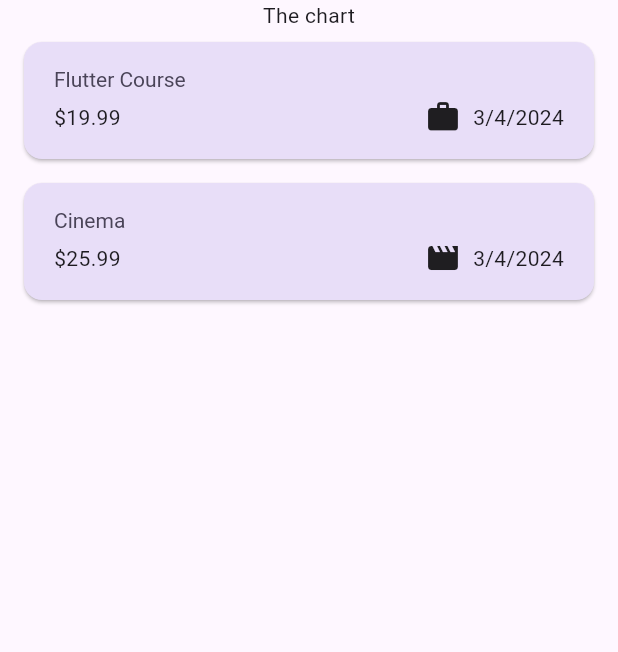
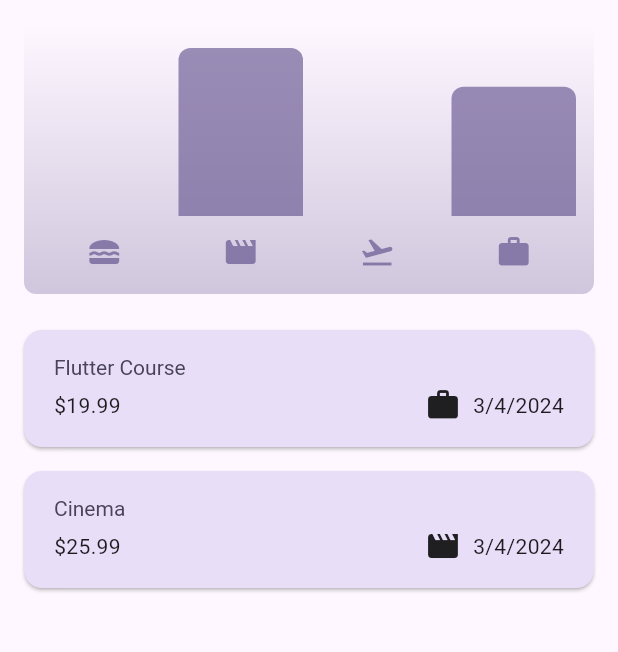
Before and after one commit to Sharoz29/expense-tracker-app, a Flutter app: the screen it shows after launch, on a phone screen of 412 x 824 dp, the part 84-736 px from its top. Run offline on Flutter 3.47's test engine with Material 3 defaults, Android fonts, the phone set to English and light mode, and no system bars.

Commit message:
Implementing chart for expenses of diff categories

```diff
--- a/lib/models/expense.dart
+++ b/lib/models/expense.dart
@@ -2,17 +2,17 @@ import 'package:flutter/material.dart';
 import 'package:uuid/uuid.dart';
 import 'package:intl/intl.dart';
 
-final formatter= DateFormat.yMd();
+final formatter = DateFormat.yMd();
 
 const uuid = Uuid();
 
 enum Category { food, travel, leisure, work }
 
 const Map<Category, IconData> categoryIcons = {
-  Category.food : Icons.lunch_dining,
-  Category.leisure : Icons.movie,
+  Category.food: Icons.lunch_dining,
+  Category.leisure: Icons.movie,
   Category.travel: Icons.flight_takeoff,
-  Category.work : Icons.work
+  Category.work: Icons.work
 };
 
 class Expense {
@@ -30,7 +30,27 @@ class Expense {
   final Category category;
 
   // getter for returning a formatted date
-  String get formatDate{
+  String get formatDate {
     return formatter.format(date);
   }
 }
+
+class ExpenseBucket {
+  const ExpenseBucket({required this.category, required this.expenses});
+
+  ExpenseBucket.forCategory(List<Expense> allExpenses, this.category)
+      : expenses = allExpenses
+            .where((expense) => expense.category == category)
+            .toList();
+
+  final Category category;
+  final List<Expense> expenses;
+
+  double get totalExpenses {
+    double sum = 0;
+    for (final expense in expenses) {
+      sum += expense.amount;
+    }
+    return sum;
+  }
+}
--- /dev/null
+++ b/lib/widgets/chart/chart.dart
@@ -0,0 +1,94 @@
+import 'package:flutter/material.dart';
+import 'package:expense_tracker/widgets/chart/chart_bar.dart';
+import 'package:expense_tracker/models/expense.dart';
+
+class Chart extends StatelessWidget {
+  const Chart({super.key, required this.expenses});
+
+  final List<Expense> expenses;
+
+  List<ExpenseBucket> get buckets {
+    return [
+      ExpenseBucket.forCategory(expenses, Category.food),
+      ExpenseBucket.forCategory(expenses, Category.leisure),
+      ExpenseBucket.forCategory(expenses, Category.travel),
+      ExpenseBucket.forCategory(expenses, Category.work),
+    ];
+  }
+
+  double get maxTotalExpense {
+    double maxTotalExpense = 0;
+
+    for (final bucket in buckets) {
+      if (bucket.totalExpenses > maxTotalExpense) {
+        maxTotalExpense = bucket.totalExpenses;
+      }
+    }
+
+    return maxTotalExpense;
+  }
+
+  @override
+  Widget build(BuildContext context) {
+    final isDarkMode =
+        MediaQuery.of(context).platformBrightness == Brightness.dark;
+    return Container(
+      margin: const EdgeInsets.all(16),
+      padding: const EdgeInsets.symmetric(
+        vertical: 16,
+        horizontal: 8,
+      ),
+      width: double.infinity,
+      height: 180,
+      decoration: BoxDecoration(
+        borderRadius: BorderRadius.circular(8),
+        gradient: LinearGradient(
+          colors: [
+            Theme.of(context).colorScheme.primary.withOpacity(0.3),
+            Theme.of(context).colorScheme.primary.withOpacity(0.0)
+          ],
+          begin: Alignment.bottomCenter,
+          end: Alignment.topCenter,
+        ),
+      ),
+      child: Column(
+        children: [
+          Expanded(
+            child: Row(
+              crossAxisAlignment: CrossAxisAlignment.end,
+              children: [
+                for (final bucket in buckets) // alternative to map()
+                  ChartBar(
+                    fill: bucket.totalExpenses == 0
+                        ? 0
+                        : bucket.totalExpenses / maxTotalExpense,
+                  )
+              ],
+            ),
+          ),
+          const SizedBox(height: 12),
+          Row(
+            children: buckets
+                .map(
+                  (bucket) => Expanded(
+                    child: Padding(
+                      padding: const EdgeInsets.symmetric(horizontal: 4),
+                      child: Icon(
+                        categoryIcons[bucket.category],
+                        color: isDarkMode
+                            ? Theme.of(context).colorScheme.secondary
+                            : Theme.of(context)
+                                .colorScheme
+                                .primary
+                                .withOpacity(0.7),
+                      ),
+                    ),
+                  ),
+                )
+                .toList(),
+          )
+        ],
+      ),
+    );
+  }
+}
--- /dev/null
+++ b/lib/widgets/chart/chart_bar.dart
@@ -0,0 +1,34 @@
+import 'package:flutter/material.dart';
+
+class ChartBar extends StatelessWidget {
+  const ChartBar({
+    super.key,
+    required this.fill,
+  });
+
+  final double fill;
+
+  @override
+  Widget build(BuildContext context) {
+    final isDarkMode =
+        MediaQuery.of(context).platformBrightness == Brightness.dark;
+    return Expanded(
+      child: Padding(
+        padding: const EdgeInsets.symmetric(horizontal: 4),
+        child: FractionallySizedBox(
+          heightFactor: fill,
+          child: DecoratedBox(
+            decoration: BoxDecoration(
+              shape: BoxShape.rectangle,
+              borderRadius:
+                  const BorderRadius.vertical(top: Radius.circular(8)),
+              color: isDarkMode
+                  ? Theme.of(context).colorScheme.secondary
+                  : Theme.of(context).colorScheme.primary.withOpacity(0.65),
+            ),
+          ),
+        ),
+      ),
+    );
+  }
+}
--- a/lib/widgets/expenses.dart
+++ b/lib/widgets/expenses.dart
@@ -1,3 +1,4 @@
+import "package:expense_tracker/widgets/chart/chart.dart";
 import "package:expense_tracker/widgets/expenses_list/expenses_list.dart";
 import "package:expense_tracker/models/expense.dart";
 import "package:flutter/material.dart";
@@ -13,7 +14,6 @@ class Expenses extends StatefulWidget {
 }
 
 class _ExpensesState extends State<Expenses> {
-
   final List<Expense> _registeredExpenses = [
     Expense(
         title: 'Flutter Course',
@@ -90,7 +90,7 @@ class _ExpensesState extends State<Expenses> {
       ),
       body: Column(
         children: [
-          const Text("The chart"),
+          Chart(expenses: _registeredExpenses),
           Expanded(
             child: mainContent,
           ),
```
